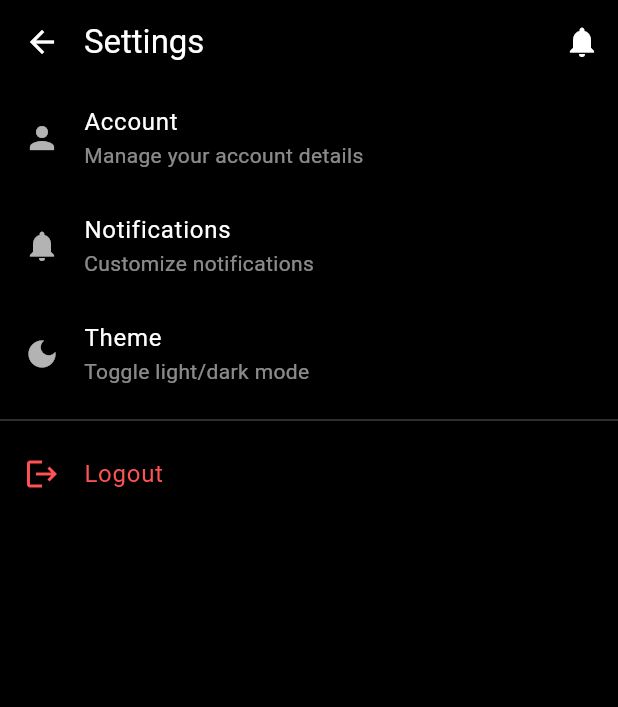
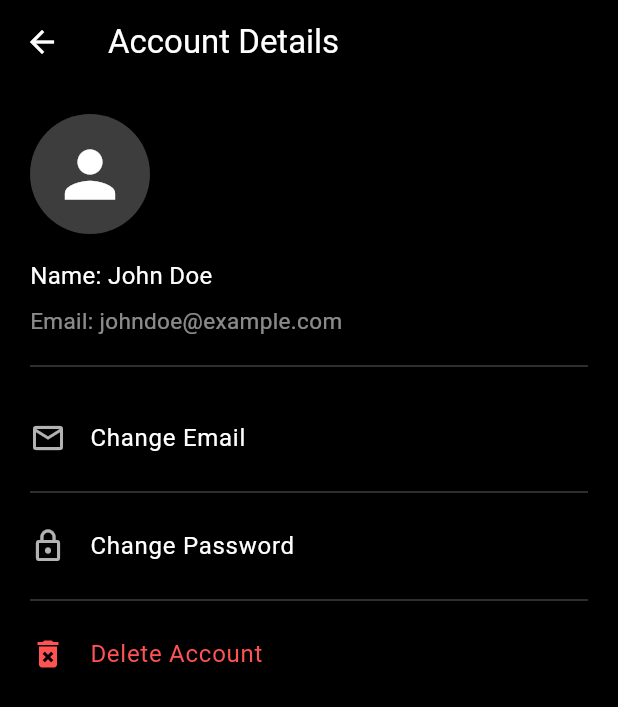
Before and after one commit to Next-Gen-Evans/myreal_app, a Flutter app: the SettingsScreen screen opened directly, after a tap on "Account", on a phone screen of 412 x 824 dp. Shown: the top 707 px of the screen. Run offline on Flutter 3.47's test engine with Material 3 defaults, Android fonts, the phone set to English and light mode, and no system bars; our stand-ins replace firebase_auth, firebase_core; accounts and stored records are empty.

Commit message:
Added Account Details page and linked it from Settings screen
- Created new AccountDetailsScreen with profile info, change email, change password, and delete account options
- Updated SettingsScreen to navigate to AccountDetailsScreen when "Account" is tapped
- Maintained consistent dark theme styling across both screens

```diff
--- /dev/null
+++ b/lib/screens/account_details_screen.dart
@@ -0,0 +1,132 @@
+import 'package:flutter/material.dart';
+
+class AccountDetailsScreen extends StatelessWidget {
+  const AccountDetailsScreen({super.key});
+
+  @override
+  Widget build(BuildContext context) {
+    return Scaffold(
+      backgroundColor: Colors.black,
+      appBar: AppBar(
+        backgroundColor: Colors.black,
+        elevation: 0,
+        title: const Text(
+          'Account Details',
+          style: TextStyle(color: Colors.white),
+        ),
+        leading: IconButton(
+          icon: const Icon(Icons.arrow_back, color: Colors.white),
+          onPressed: () => Navigator.pop(context),
+        ),
+      ),
+      body: Padding(
+        padding: const EdgeInsets.all(20.0),
+        child: Column(
+          crossAxisAlignment: CrossAxisAlignment.start,
+          children: [
+            // Profile Info Section
+            const CircleAvatar(
+              radius: 40,
+              backgroundColor: Colors.white24,
+              child: Icon(Icons.person, color: Colors.white, size: 50),
+            ),
+            const SizedBox(height: 16),
+            const Text(
+              'Name: John Doe',
+              style: TextStyle(color: Colors.white, fontSize: 16),
+            ),
+            const SizedBox(height: 8),
+            const Text(
+              'Email: johndoe@example.com',
+              style: TextStyle(color: Colors.white54, fontSize: 15),
+            ),
+
+            const Divider(color: Colors.white24, height: 40),
+
+            // Change Email
+            ListTile(
+              contentPadding: EdgeInsets.zero,
+              leading: const Icon(Icons.email_outlined, color: Colors.white70),
+              title: const Text(
+                'Change Email',
+                style: TextStyle(color: Colors.white),
+              ),
+              onTap: () {
+                ScaffoldMessenger.of(context).showSnackBar(
+                  const SnackBar(content: Text('Change Email tapped')),
+                );
+              },
+            ),
+            const Divider(color: Colors.white24),
+
+            // Change Password
+            ListTile(
+              contentPadding: EdgeInsets.zero,
+              leading: const Icon(Icons.lock_outline, color: Colors.white70),
+              title: const Text(
+                'Change Password',
+                style: TextStyle(color: Colors.white),
+              ),
+              onTap: () {
+                ScaffoldMessenger.of(context).showSnackBar(
+                  const SnackBar(content: Text('Change Password tapped')),
+                );
+              },
+            ),
+            const Divider(color: Colors.white24),
+
+            // Delete Account
+            ListTile(
+              contentPadding: EdgeInsets.zero,
+              leading: const Icon(
+                Icons.delete_forever,
+                color: Colors.redAccent,
+              ),
+              title: const Text(
+                'Delete Account',
+                style: TextStyle(color: Colors.redAccent),
+              ),
+              onTap: () {
+                showDialog(
+                  context: context,
+                  builder: (ctx) => AlertDialog(
+                    backgroundColor: Colors.grey[900],
+                    title: const Text(
+                      'Delete Account',
+                      style: TextStyle(color: Colors.redAccent),
+                    ),
+                    content: const Text(
+                      'Are you sure you want to delete your account? This action cannot be undone.',
+                      style: TextStyle(color: Colors.white70),
+                    ),
+                    actions: [
+                      TextButton(
+                        onPressed: () => Navigator.pop(ctx),
+                        child: const Text(
+                          'Cancel',
+                          style: TextStyle(color: Colors.white),
+                        ),
+                      ),
+                      TextButton(
+                        onPressed: () {
+                          Navigator.pop(ctx);
+                          ScaffoldMessenger.of(context).showSnackBar(
+                            const SnackBar(content: Text('Account deleted')),
+                          );
+                        },
+                        child: const Text(
+                          'Delete',
+                          style: TextStyle(color: Colors.redAccent),
+                        ),
+                      ),
+                    ],
+                  ),
+                );
+              },
+            ),
+          ],
+        ),
+      ),
+    );
+  }
+}
--- a/lib/screens/settings_screen.dart
+++ b/lib/screens/settings_screen.dart
@@ -1,5 +1,6 @@
 import 'package:flutter/material.dart';
-import 'notification_screen.dart'; // 👈 make sure this file exists
+import 'notification_screen.dart';
+import 'account_details_screen.dart'; // 👈 Add this import
 
 class SettingsScreen extends StatelessWidget {
   const SettingsScreen({super.key});
@@ -23,7 +24,6 @@ class SettingsScreen extends StatelessWidget {
         title: const Text('Settings', style: TextStyle(color: Colors.white)),
         centerTitle: false,
         actions: [
-          // 🔔 Notification button at the top-right
           IconButton(
             icon: const Icon(Icons.notifications, color: Colors.white),
             tooltip: 'Notifications',
@@ -53,7 +53,14 @@ class SettingsScreen extends StatelessWidget {
                 'Manage your account details',
                 style: TextStyle(color: Colors.white54),
               ),
-              onTap: () {},
+              onTap: () {
+                Navigator.push(
+                  context,
+                  MaterialPageRoute(
+                    builder: (context) => const AccountDetailsScreen(),
+                  ),
+                );
+              },
             ),
             ListTile(
               leading: const Icon(Icons.notifications, color: Colors.white70),
```
Also changed, not shown: lib/firebase_options.dart.
